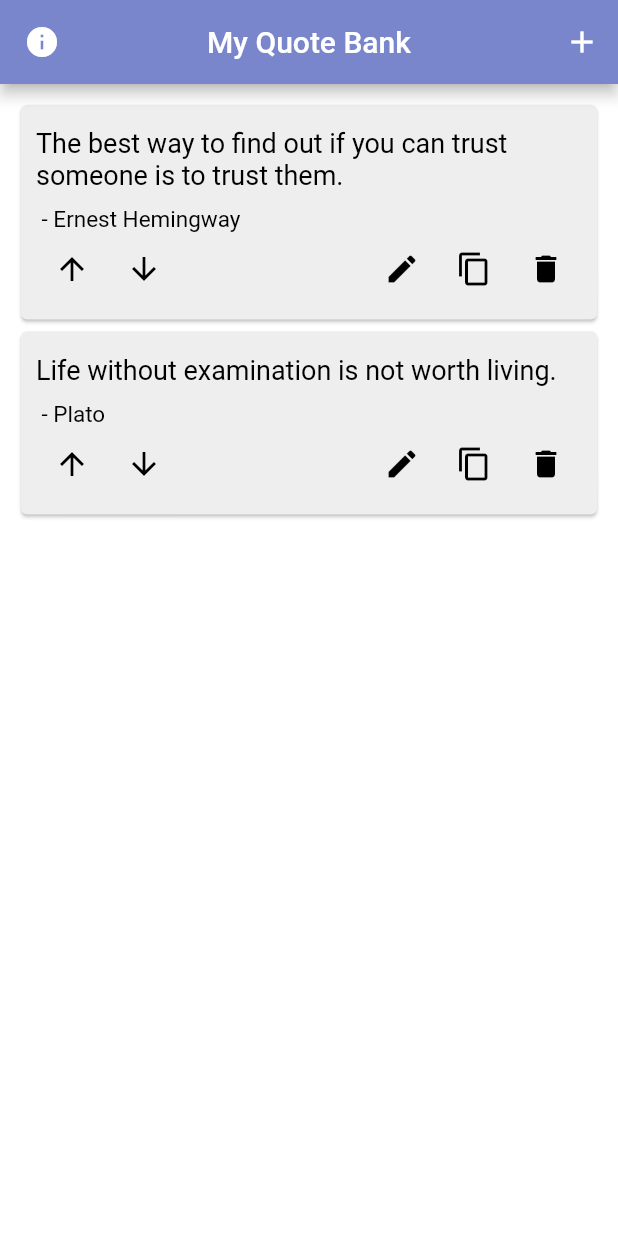
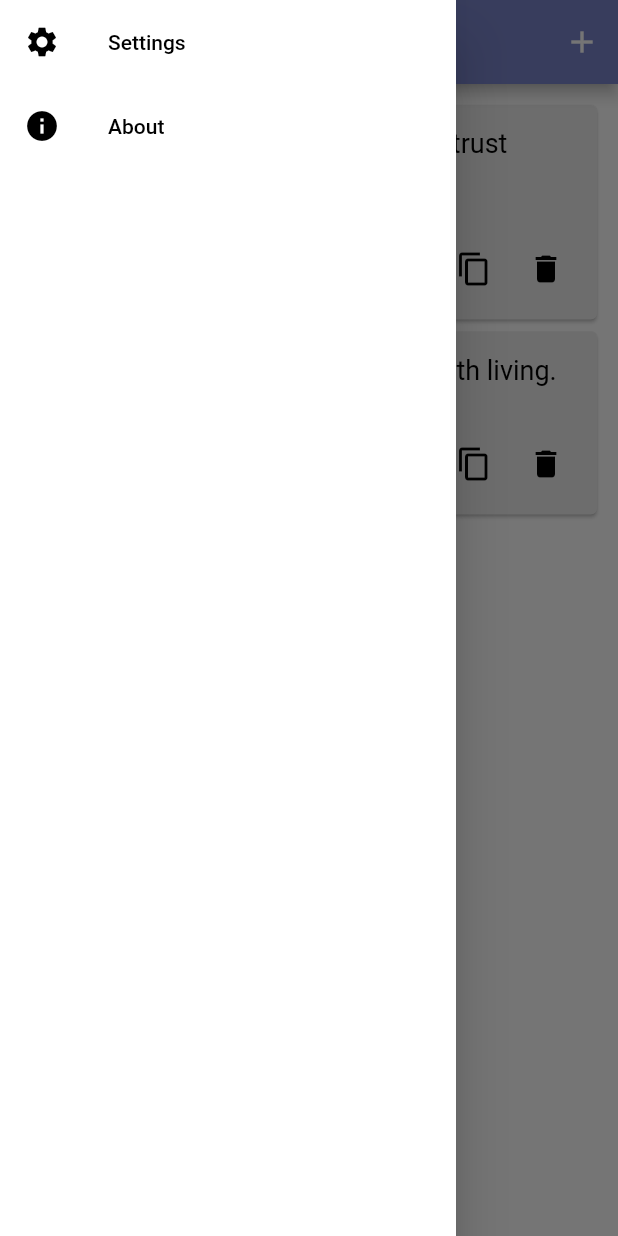
Before and after one commit to christopherlam888/quote-bank, a Flutter app: the screen it shows after launch, with the side drawer open (before the commit the screen has no drawer), on a phone screen of 412 x 824 dp. Run offline on Flutter 3.47's test engine with Material 2 defaults, Android fonts, the phone set to English and light mode, and no system bars; our stand-ins replace shared_preferences; statements that could not run were skipped.

Commit message:
Add navbar

```diff
--- a/lib/pages/home.dart
+++ b/lib/pages/home.dart
@@ -1,5 +1,6 @@
 import 'package:flutter/material.dart';
 import 'package:quote_bank/classes/quote.dart';
+import 'package:quote_bank/pages/navbar.dart';
 import 'package:shared_preferences/shared_preferences.dart';
 import 'dart:convert';
 import 'package:flutter/services.dart';
@@ -132,12 +133,6 @@ class _HomeState extends State<Home> {
             "My Quote Bank",
         ),
         centerTitle: true,
-        leading: IconButton(
-            onPressed: () {
-              Navigator.pushNamed(context, '/about');
-            },
-            icon: Icon(Icons.info),
-        ),
         actions: [
           IconButton(
               onPressed: () async {
@@ -152,6 +147,7 @@ class _HomeState extends State<Home> {
           ),
         ],
       ),
+      drawer: NavBar(),
       body: Container(
         color: Theme.of(context).colorScheme.background,
         child: Padding(
--- /dev/null
+++ b/lib/pages/navbar.dart
@@ -0,0 +1,41 @@
+import 'package:flutter/material.dart';
+
+class NavBar extends StatelessWidget {
+
+  @override
+  Widget build(BuildContext context) {
+    return Drawer(
+      child: Container(
+        color: Theme.of(context).colorScheme.background,
+        child: ListView(
+          children: [
+            ListTile(
+              leading: Icon(Icons.settings, color: Theme.of(context).colorScheme.primary),
+              title: Text(
+                "Settings",
+                style: TextStyle(
+                  color: Theme.of(context).colorScheme.primary,
+                ),
+              ),
+              onTap: () {
+                Navigator.pushNamed(context, '/settings');
+              },
+            ),
+            ListTile(
+              leading: Icon(Icons.info, color: Theme.of(context).colorScheme.primary),
+              title: Text(
+                "About",
+                style: TextStyle(
+                  color: Theme.of(context).colorScheme.primary,
+                ),
+              ),
+              onTap: () {
+                Navigator.pushNamed(context, '/about');
+              },
+            ),
+          ],
+        ),
+      ),
+    );
+  }
+}
```
